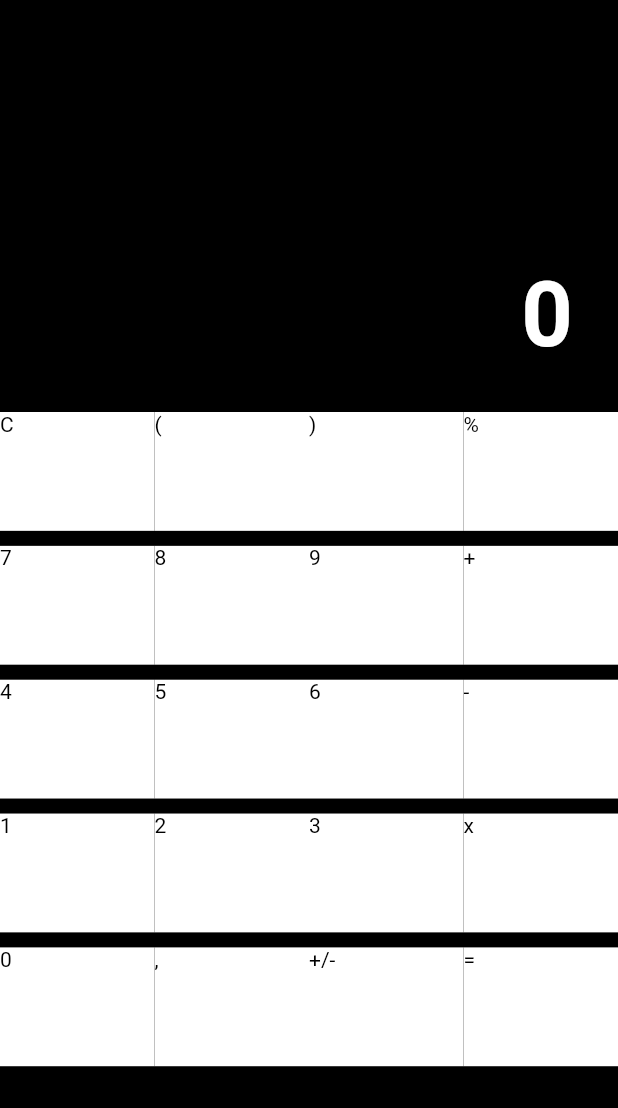
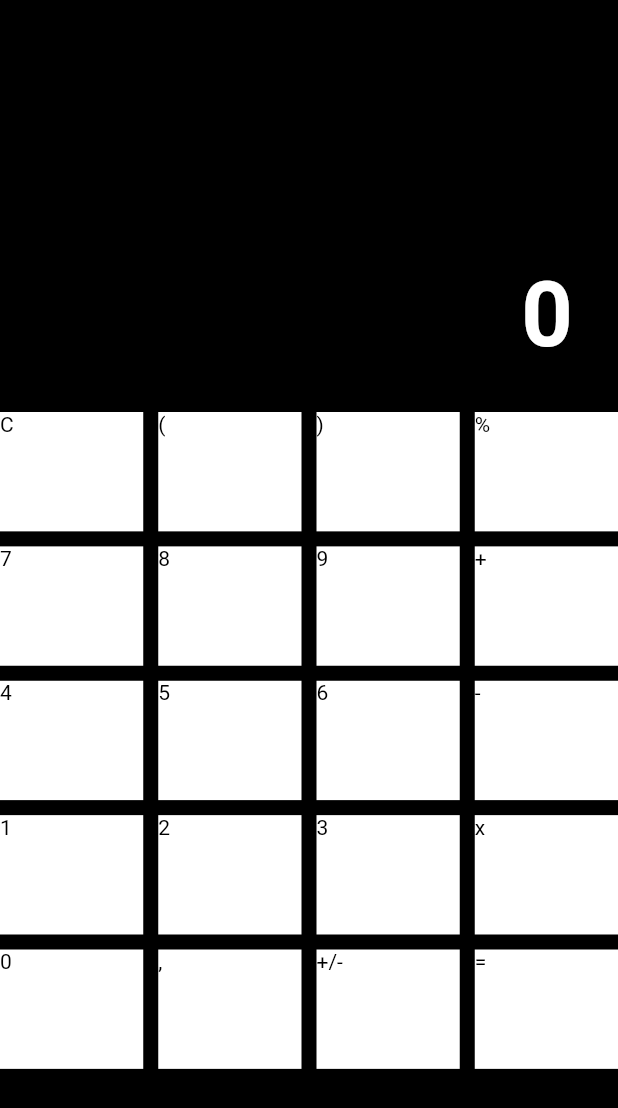
Before and after one commit to musiolmarco/MathApp, a Flutter app: the screen it shows after launch, on a phone screen of 412 x 824 dp. Shown: the top 1108 px of the screen. Run offline on Flutter 3.47's test engine with Material 2 defaults, Android fonts, the light colour scheme and no system bars.

Commit message:
Added crossAxisSpacing for CalculatorGridview

```diff
--- a/lib/widgets/calculator/calculator_gridview.dart
+++ b/lib/widgets/calculator/calculator_gridview.dart
@@ -17,10 +17,12 @@ class CalculatorGridview extends StatelessWidget {
   Widget build(BuildContext context) {
     return GridView.builder(
         itemCount: _buttons.length,
+        physics: new NeverScrollableScrollPhysics(),
         gridDelegate: SliverGridDelegateWithFixedCrossAxisCount(
             crossAxisCount: 4,
         mainAxisSpacing: 10,
-        childAspectRatio: 1.3),
+        crossAxisSpacing: 10,
+        childAspectRatio: 1.2),
         itemBuilder: (context, index) {
           return CalculatorButton(
               pressed: () {},
```
